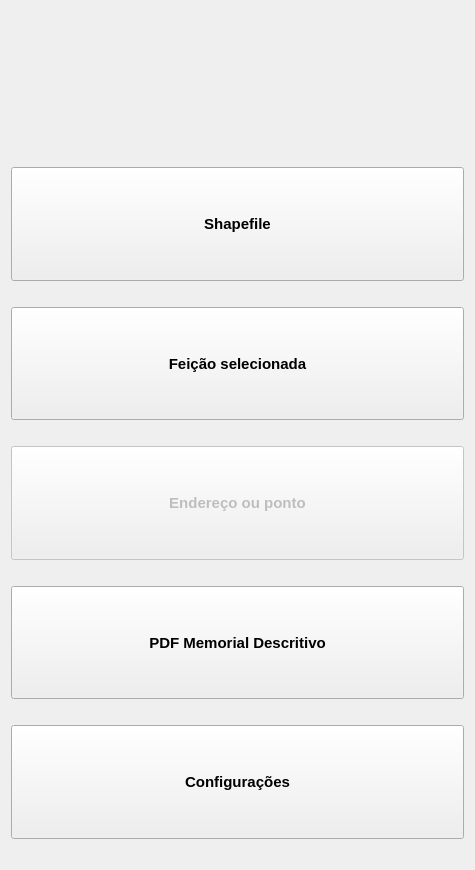
First picture: the form in screens/main_window.ui, repository spuhub/prisma, before the edit.
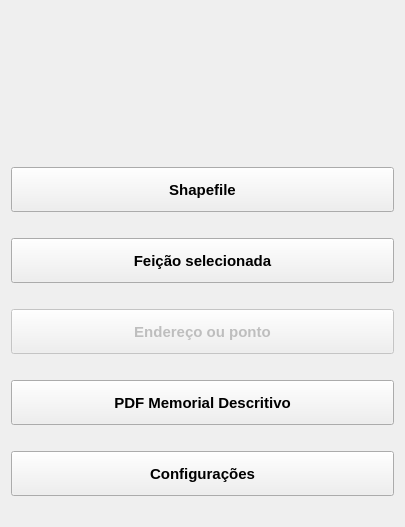
Second picture: the form after the edit. Icons and pictures are not drawn.

Patch:
```diff
--- a/screens/main_window.ui
+++ b/screens/main_window.ui
@@ -6,8 +6,8 @@
    <rect>
     <x>0</x>
     <y>0</y>
-    <width>475</width>
-    <height>870</height>
+    <width>405</width>
+    <height>527</height>
    </rect>
   </property>
   <property name="windowTitle">
```
